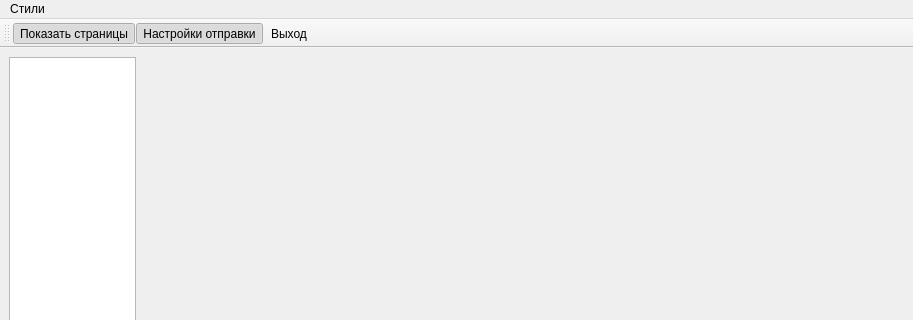
This is ui/MainWindow/MainWindow.ui in Jomart02/Lazuli as Qt 5 draws it before an edit; both pictures show x 0 to 913 and y 0 to 320 of the 913 by 838 pixel window. The edited form follows.
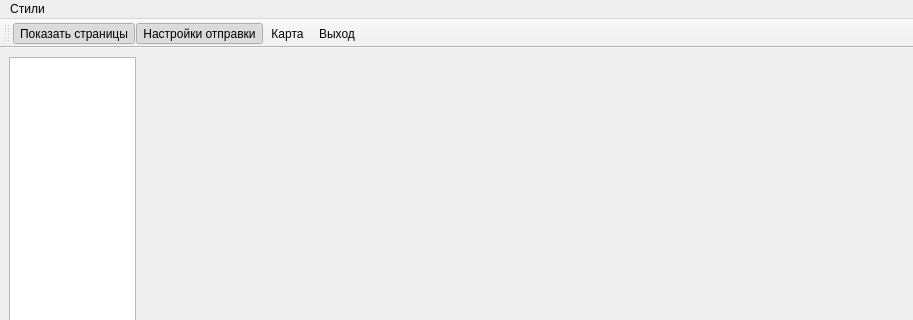
This is the edited form. Custom widgets are drawn as their Qt base class.

Patch:
```diff
--- a/ui/MainWindow/MainWindow.ui
+++ b/ui/MainWindow/MainWindow.ui
@@ -73,6 +73,7 @@
    </attribute>
    <addaction name="ShowPages"/>
    <addaction name="sendOptions"/>
+   <addaction name="map"/>
    <addaction name="Exit"/>
   </widget>
   <widget class="QMenuBar" name="menuBar">
@@ -154,6 +155,20 @@
     <enum>QAction::NoRole</enum>
    </property>
   </action>
+  <action name="map">
+   <property name="checkable">
+    <bool>true</bool>
+   </property>
+   <property name="checked">
+    <bool>false</bool>
+   </property>
+   <property name="text">
+    <string>Карта</string>
+   </property>
+   <property name="menuRole">
+    <enum>QAction::NoRole</enum>
+   </property>
+  </action>
  </widget>
  <customwidgets>
   <customwidget>
```
